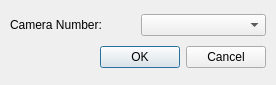
Qt form cameraconnectdialog.ui (vageeshb/ADRA_GUI) before a commit.
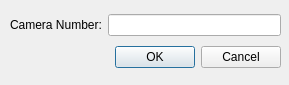
The same form after that commit.

Patch:
```diff
--- a/cameraconnectdialog.ui
+++ b/cameraconnectdialog.ui
@@ -6,7 +6,7 @@
    <rect>
     <x>0</x>
     <y>0</y>
-    <width>276</width>
+    <width>289</width>
     <height>85</height>
    </rect>
   </property>
@@ -18,7 +18,7 @@
     <rect>
      <x>10</x>
      <y>10</y>
-     <width>256</width>
+     <width>271</width>
      <height>63</height>
     </rect>
    </property>
@@ -33,7 +33,7 @@
        </widget>
       </item>
       <item>
-       <widget class="QComboBox" name="deviceBox"/>
+       <widget class="QLineEdit" name="cameraNumber"/>
       </item>
      </layout>
     </item>
```
